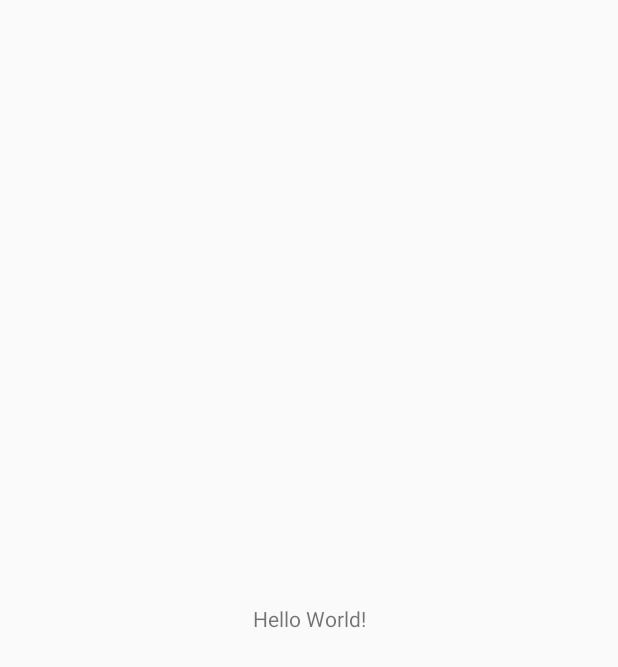
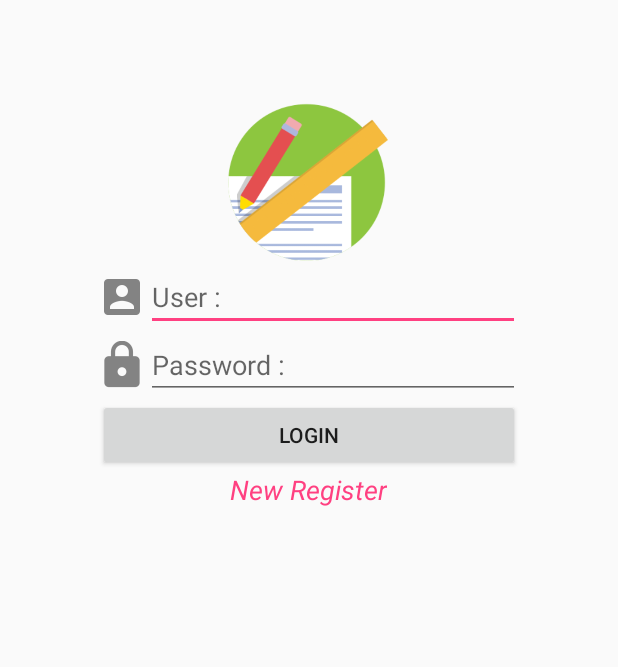
Before and after one commit to masterUNG/DRUmember, an Android app: the screen it shows after launch (MainActivity), on a phone screen of 412 x 824 dp. Before the commit the part shown is almost empty. Shown: the top 667 px of the screen. Run offline under Robolectric (Android 15) with nearby library versions, the phone set to English and light mode, and no system bars.

Commit message:
Finish 31Jan

```diff
--- a/app/src/main/java/masterung/androidthai/in/th/drumember/MainActivity.java
+++ b/app/src/main/java/masterung/androidthai/in/th/drumember/MainActivity.java
@@ -2,6 +2,8 @@ package masterung.androidthai.in.th.drumember;
 
 import android.support.v7.app.AppCompatActivity;
 import android.os.Bundle;
+
+import masterung.androidthai.in.th.drumember.fragment.MainFragment;
 
 public class MainActivity extends AppCompatActivity {
 
@@ -9,5 +11,18 @@ public class MainActivity extends AppCompatActivity {
     protected void onCreate(Bundle savedInstanceState) {
         super.onCreate(savedInstanceState);
         setContentView(R.layout.activity_main);
+
+
+        if (savedInstanceState == null) {
+
+//            Add Fragment to Activity
+            getSupportFragmentManager()
+                    .beginTransaction()
+                    .add(R.id.contentMainFragment, new MainFragment())
+                    .commit();
+
+        }
+
+
     }
 }
--- /dev/null
+++ b/app/src/main/java/masterung/androidthai/in/th/drumember/fragment/MainFragment.java
@@ -0,0 +1,30 @@
+package masterung.androidthai.in.th.drumember.fragment;
+
+import android.os.Bundle;
+import android.support.annotation.Nullable;
+import android.support.v4.app.Fragment;
+import android.view.LayoutInflater;
+import android.view.View;
+import android.view.ViewGroup;
+
+import masterung.androidthai.in.th.drumember.R;
+
+/**
+ * Created by masterung on 31/1/2018 AD.
+ */
+
+public class MainFragment extends Fragment{
+
+
+    @Nullable
+    @Override
+    public View onCreateView(LayoutInflater inflater,
+                             @Nullable ViewGroup container,
+                             @Nullable Bundle savedInstanceState) {
+        View view = inflater.inflate(R.layout.fragment_main, container, false);
+        return view;
+    }
+
+
+
+}   // Main Class
--- a/app/src/main/res/layout/activity_main.xml
+++ b/app/src/main/res/layout/activity_main.xml
@@ -1,18 +1,12 @@
 <?xml version="1.0" encoding="utf-8"?>
 <android.support.constraint.ConstraintLayout xmlns:android="http://schemas.android.com/apk/res/android"
+    android:id="@+id/contentMainFragment"
     xmlns:app="http://schemas.android.com/apk/res-auto"
     xmlns:tools="http://schemas.android.com/tools"
     android:layout_width="match_parent"
     android:layout_height="match_parent"
     tools:context="masterung.androidthai.in.th.drumember.MainActivity">
 
-    <TextView
-        android:layout_width="wrap_content"
-        android:layout_height="wrap_content"
-        android:text="Hello World!"
-        app:layout_constraintBottom_toBottomOf="parent"
-        app:layout_constraintLeft_toLeftOf="parent"
-        app:layout_constraintRight_toRightOf="parent"
-        app:layout_constraintTop_toTopOf="parent" />
+
 
 </android.support.constraint.ConstraintLayout>
--- a/app/src/main/res/layout/fragment_main.xml
+++ b/app/src/main/res/layout/fragment_main.xml
@@ -14,17 +14,74 @@
 
         <!--Logo-->
         <ImageView
+            android:layout_gravity="center_horizontal"
             android:src="@drawable/logo"
             android:layout_width="@dimen/logo"
             android:layout_height="@dimen/logo" />
 
         <!--User-->
+        <LinearLayout
+            android:orientation="horizontal"
+            android:layout_width="match_parent"
+            android:layout_height="wrap_content">
+
+            <!--Icon-->
+            <ImageView
+                android:layout_gravity="center_vertical"
+                android:src="@drawable/ic_action_user"
+                android:layout_width="wrap_content"
+                android:layout_height="wrap_content" />
+
+            <!--Text Field-->
+            <EditText
+                android:inputType="text"
+                android:hint="@string/user"
+                android:layout_width="match_parent"
+                android:layout_height="wrap_content" />
+
+
+
+        </LinearLayout>
 
         <!--Password-->
+        <LinearLayout
+            android:orientation="horizontal"
+            android:layout_width="match_parent"
+            android:layout_height="wrap_content">
+
+            <!--Icon-->
+            <ImageView
+                android:layout_gravity="center_vertical"
+                android:src="@drawable/ic_action_password"
+                android:layout_width="wrap_content"
+                android:layout_height="wrap_content" />
+
+            <!--Text Field-->
+            <EditText
+                android:inputType="textPassword"
+                android:hint="@string/password"
+                android:layout_width="match_parent"
+                android:layout_height="wrap_content" />
+
+
+
+        </LinearLayout>
 
         <!--Login Button-->
+        <Button
+            android:text="Login"
+            android:layout_width="match_parent"
+            android:layout_height="wrap_content" />
 
         <!--New Register-->
+        <TextView
+            android:textColor="@color/colorAccent"
+            android:textStyle="italic"
+            android:layout_gravity="center_horizontal"
+            android:textSize="@dimen/h2"
+            android:text="New Register"
+            android:layout_width="wrap_content"
+            android:layout_height="wrap_content" />
 
 
     </LinearLayout>
--- a/app/src/main/res/values/dimens.xml
+++ b/app/src/main/res/values/dimens.xml
@@ -4,5 +4,5 @@
     <dimen name="h1">24sp</dimen>
     <dimen name="h2">18sp</dimen>
     <dimen name="padding">15dp</dimen>
-    <dimen name="logo">120dp</dimen>
+    <dimen name="logo">110dp</dimen>
 </resources>
--- a/app/src/main/res/values/strings.xml
+++ b/app/src/main/res/values/strings.xml
@@ -1,3 +1,5 @@
 <resources>
     <string name="app_name">DRU member</string>
+    <string name="user">User :</string>
+    <string name="password">Password :</string>
 </resources>
```
Also changed, not shown: app/src/main/res/drawable-hdpi/ic_action_password.png (added), app/src/main/res/drawable-hdpi/ic_action_user.png (added), app/src/main/res/drawable-mdpi/ic_action_password.png (added), app/src/main/res/drawable-mdpi/ic_action_user.png (added), app/src/main/res/drawable-xhdpi/ic_action_password.png (added), app/src/main/res/drawable-xhdpi/ic_action_user.png (added), app/src/main/res/drawable-xxhdpi/ic_action_password.png (added), app/src/main/res/drawable-xxhdpi/ic_action_user.png (added).
